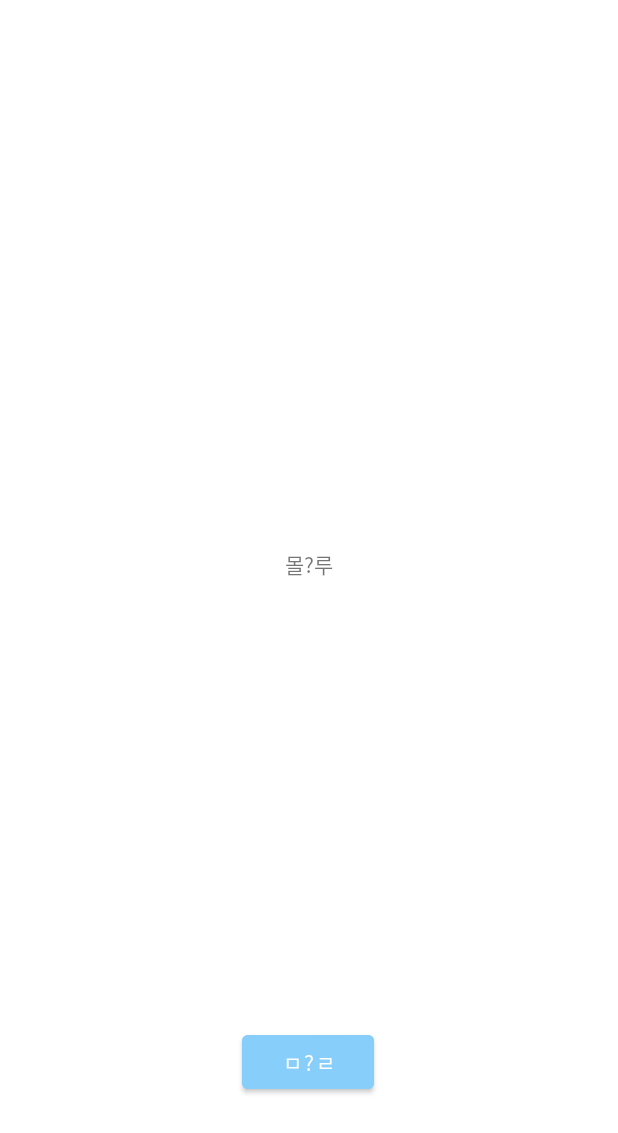
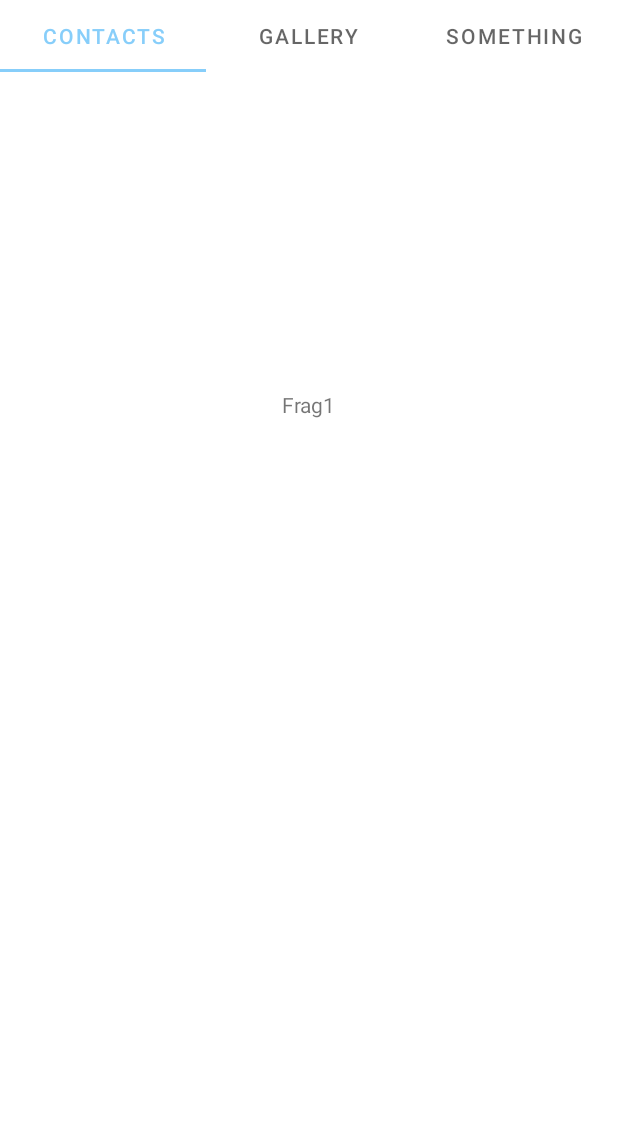
Before and after one commit to shyo21/CS496, an Android app: the screen it shows after launch (MainActivity), on a phone screen of 412 x 824 dp. Shown: the top 1133 px of the screen. Run offline under Robolectric (Android 15) with nearby library versions, the phone set to English and light mode, and no system bars.

Commit message:
feat : tab layout added \n 1. 뷰페이저를 이용한 기초적인 탭 레이아웃 도입  - 스와이프를 이용한 탭간 이동 지원  - 탭 메뉴 터치를 통한 탭간 이동 지원 \n 2. 기본 테마색 skyblue로 설정 \n 3. Fragment 1~3까지 추가  - 현재는 textview 기능만 존재

```diff
--- a/app/build.gradle
+++ b/app/build.gradle
@@ -32,6 +32,7 @@ dependencies {
     implementation 'androidx.appcompat:appcompat:1.4.0'
     implementation 'com.google.android.material:material:1.4.0'
     implementation 'androidx.constraintlayout:constraintlayout:2.1.2'
+    implementation 'androidx.legacy:legacy-support-v4:1.0.0'
     testImplementation 'junit:junit:4.+'
     androidTestImplementation 'androidx.test.ext:junit:1.1.3'
     androidTestImplementation 'androidx.test.espresso:espresso-core:3.4.0'
--- /dev/null
+++ b/app/src/main/java/com/example/proj1/Frag1.java
@@ -0,0 +1,64 @@
+package com.example.proj1;
+
+import android.os.Bundle;
+
+import androidx.fragment.app.Fragment;
+
+import android.view.LayoutInflater;
+import android.view.View;
+import android.view.ViewGroup;
+
+/**
+ * A simple {@link Fragment} subclass.
+ * Use the {@link Frag1#newInstance} factory method to
+ * create an instance of this fragment.
+ */
+public class Frag1 extends Fragment {
+
+    // TODO: Rename parameter arguments, choose names that match
+    // the fragment initialization parameters, e.g. ARG_ITEM_NUMBER
+    private static final String ARG_PARAM1 = "param1";
+    private static final String ARG_PARAM2 = "param2";
+
+    // TODO: Rename and change types of parameters
+    private String mParam1;
+    private String mParam2;
+
+    public Frag1() {
+        // Required empty public constructor
+    }
+
+    /**
+     * Use this factory method to create a new instance of
+     * this fragment using the provided parameters.
+     *
+     * @param param1 Parameter 1.
+     * @param param2 Parameter 2.
+     * @return A new instance of fragment Frag1.
+     */
+    // TODO: Rename and change types and number of parameters
+    public static Frag1 newInstance(String param1, String param2) {
+        Frag1 fragment = new Frag1();
+        Bundle args = new Bundle();
+        args.putString(ARG_PARAM1, param1);
+        args.putString(ARG_PARAM2, param2);
+        fragment.setArguments(args);
+        return fragment;
+    }
+
+    @Override
+    public void onCreate(Bundle savedInstanceState) {
+        super.onCreate(savedInstanceState);
+        if (getArguments() != null) {
+            mParam1 = getArguments().getString(ARG_PARAM1);
+            mParam2 = getArguments().getString(ARG_PARAM2);
+        }
+    }
+
+    @Override
+    public View onCreateView(LayoutInflater inflater, ViewGroup container,
+                             Bundle savedInstanceState) {
+        // Inflate the layout for this fragment
+        return inflater.inflate(R.layout.fragment_frag1, container, false);
+    }
+}
--- /dev/null
+++ b/app/src/main/java/com/example/proj1/Frag2.java
@@ -0,0 +1,64 @@
+package com.example.proj1;
+
+import android.os.Bundle;
+
+import androidx.fragment.app.Fragment;
+
+import android.view.LayoutInflater;
+import android.view.View;
+import android.view.ViewGroup;
+
+/**
+ * A simple {@link Fragment} subclass.
+ * Use the {@link Frag2#newInstance} factory method to
+ * create an instance of this fragment.
+ */
+public class Frag2 extends Fragment {
+
+    // TODO: Rename parameter arguments, choose names that match
+    // the fragment initialization parameters, e.g. ARG_ITEM_NUMBER
+    private static final String ARG_PARAM1 = "param1";
+    private static final String ARG_PARAM2 = "param2";
+
+    // TODO: Rename and change types of parameters
+    private String mParam1;
+    private String mParam2;
+
+    public Frag2() {
+        // Required empty public constructor
+    }
+
+    /**
+     * Use this factory method to create a new instance of
+     * this fragment using the provided parameters.
+     *
+     * @param param1 Parameter 1.
+     * @param param2 Parameter 2.
+     * @return A new instance of fragment Frag2.
+     */
+    // TODO: Rename and change types and number of parameters
+    public static Frag2 newInstance(String param1, String param2) {
+        Frag2 fragment = new Frag2();
+        Bundle args = new Bundle();
+        args.putString(ARG_PARAM1, param1);
+        args.putString(ARG_PARAM2, param2);
+        fragment.setArguments(args);
+        return fragment;
+    }
+
+    @Override
+    public void onCreate(Bundle savedInstanceState) {
+        super.onCreate(savedInstanceState);
+        if (getArguments() != null) {
+            mParam1 = getArguments().getString(ARG_PARAM1);
+            mParam2 = getArguments().getString(ARG_PARAM2);
+        }
+    }
+
+    @Override
+    public View onCreateView(LayoutInflater inflater, ViewGroup container,
+                             Bundle savedInstanceState) {
+        // Inflate the layout for this fragment
+        return inflater.inflate(R.layout.fragment_frag2, container, false);
+    }
+}
--- /dev/null
+++ b/app/src/main/java/com/example/proj1/Frag3.java
@@ -0,0 +1,64 @@
+package com.example.proj1;
+
+import android.os.Bundle;
+
+import androidx.fragment.app.Fragment;
+
+import android.view.LayoutInflater;
+import android.view.View;
+import android.view.ViewGroup;
+
+/**
+ * A simple {@link Fragment} subclass.
+ * Use the {@link Frag3#newInstance} factory method to
+ * create an instance of this fragment.
+ */
+public class Frag3 extends Fragment {
+
+    // TODO: Rename parameter arguments, choose names that match
+    // the fragment initialization parameters, e.g. ARG_ITEM_NUMBER
+    private static final String ARG_PARAM1 = "param1";
+    private static final String ARG_PARAM2 = "param2";
+
+    // TODO: Rename and change types of parameters
+    private String mParam1;
+    private String mParam2;
+
+    public Frag3() {
+        // Required empty public constructor
+    }
+
+    /**
+     * Use this factory method to create a new instance of
+     * this fragment using the provided parameters.
+     *
+     * @param param1 Parameter 1.
+     * @param param2 Parameter 2.
+     * @return A new instance of fragment Frag3.
+     */
+    // TODO: Rename and change types and number of parameters
+    public static Frag3 newInstance(String param1, String param2) {
+        Frag3 fragment = new Frag3();
+        Bundle args = new Bundle();
+        args.putString(ARG_PARAM1, param1);
+        args.putString(ARG_PARAM2, param2);
+        fragment.setArguments(args);
+        return fragment;
+    }
+
+    @Override
+    public void onCreate(Bundle savedInstanceState) {
+        super.onCreate(savedInstanceState);
+        if (getArguments() != null) {
+            mParam1 = getArguments().getString(ARG_PARAM1);
+            mParam2 = getArguments().getString(ARG_PARAM2);
+        }
+    }
+
+    @Override
+    public View onCreateView(LayoutInflater inflater, ViewGroup container,
+                             Bundle savedInstanceState) {
+        // Inflate the layout for this fragment
+        return inflater.inflate(R.layout.fragment_frag3, container, false);
+    }
+}
--- a/app/src/main/java/com/example/proj1/MainActivity.java
+++ b/app/src/main/java/com/example/proj1/MainActivity.java
@@ -2,9 +2,13 @@ package com.example.proj1;
 
 import android.os.Bundle;
 import android.view.View;
+import android.widget.TableLayout;
 import android.widget.Toast;
 
 import androidx.appcompat.app.AppCompatActivity;
+import androidx.viewpager.widget.ViewPager;
+
+import com.google.android.material.tabs.TabLayout;
 
 public class MainActivity extends AppCompatActivity {
 
@@ -12,10 +16,13 @@ public class MainActivity extends AppCompatActivity {
     protected void onCreate(Bundle savedInstanceState) {
         super.onCreate(savedInstanceState);
         setContentView(R.layout.activity_main);
-    }
 
-    public void onButton1Clicked(View v) {
-        Toast.makeText(this, "아?루", Toast.LENGTH_LONG).show();
+        ViewPager vp = findViewById(R.id.viewpager);
+        VPadapter ad = new VPadapter(getSupportFragmentManager());
+        vp.setAdapter(ad);
+
+        TabLayout tab = findViewById(R.id.tab);
+        tab.setupWithViewPager(vp);
     }
 
 }
--- /dev/null
+++ b/app/src/main/java/com/example/proj1/VPadapter.java
@@ -0,0 +1,43 @@
+package com.example.proj1;
+
+import androidx.annotation.NonNull;
+import androidx.annotation.Nullable;
+import androidx.fragment.app.Fragment;
+import androidx.fragment.app.FragmentManager;
+import androidx.fragment.app.FragmentPagerAdapter;
+
+import java.util.ArrayList;
+
+public class VPadapter extends FragmentPagerAdapter {
+    private ArrayList<Fragment> items;
+    private ArrayList<String> texts;
+    public VPadapter(@NonNull FragmentManager fm) {
+        super(fm);
+        items = new ArrayList<Fragment>();
+        items.add(new Frag1());
+        items.add(new Frag2());
+        items.add(new Frag3());
+
+        texts = new ArrayList<String>();
+        texts.add("Contacts");
+        texts.add("Gallery");
+        texts.add("Something");
+    }
+
+    @NonNull
+    @Override
+    public Fragment getItem(int position) {
+        return items.get(position);
+    }
+
+    @Override
+    public int getCount() {
+        return items.size();
+    }
+
+    @Nullable
+    @Override
+    public CharSequence getPageTitle(int position) {
+        return texts.get(position);
+    }
+}
--- a/app/src/main/res/layout/activity_main.xml
+++ b/app/src/main/res/layout/activity_main.xml
@@ -6,28 +6,39 @@
     android:layout_height="match_parent"
     tools:context=".MainActivity">
 
-    <TextView
-        android:id="@+id/textView2"
-        android:layout_width="wrap_content"
-        android:layout_height="wrap_content"
-        android:text="몰?루"
+    <com.google.android.material.tabs.TabLayout
+        android:id="@+id/tab"
+        android:layout_width="fill_parent"
+        android:layout_height="48dp"
+        android:layout_marginTop="0dp"
+        app:layout_constraintEnd_toEndOf="parent"
+        app:layout_constraintStart_toStartOf="parent"
+        app:layout_constraintTop_toTopOf="parent">
+
+        <com.google.android.material.tabs.TabItem
+            android:layout_width="wrap_content"
+            android:layout_height="wrap_content"
+            android:text="Contacts" />
+
+        <com.google.android.material.tabs.TabItem
+            android:layout_width="wrap_content"
+            android:layout_height="wrap_content"
+            android:text="Gallery" />
+
+        <com.google.android.material.tabs.TabItem
+            android:layout_width="wrap_content"
+            android:layout_height="wrap_content"
+            android:text="Something" />
+    </com.google.android.material.tabs.TabLayout>
+
+
+    <androidx.viewpager.widget.ViewPager
+        android:id="@+id/viewpager"
+        android:layout_width="match_parent"
+        android:layout_height="match_parent"
+        android:layout_marginTop="48dp"
         app:layout_constraintBottom_toBottomOf="parent"
         app:layout_constraintLeft_toLeftOf="parent"
-        app:layout_constraintRight_toRightOf="parent"
-        app:layout_constraintTop_toTopOf="parent"
-        app:layout_constraintVertical_bias="0.455" />
-
-    <Button
-        android:id="@+id/button"
-        android:layout_width="wrap_content"
-        android:layout_height="wrap_content"
-        android:layout_marginBottom="92dp"
-        android:backgroundTint="#87CEFA"
-        android:onClick="onButton1Clicked"
-        android:text="ㅁ?ㄹ"
-        app:layout_constraintBottom_toBottomOf="parent"
-        app:layout_constraintEnd_toEndOf="parent"
-        app:layout_constraintHorizontal_bias="0.498"
-        app:layout_constraintStart_toStartOf="parent" />
+        app:layout_constraintRight_toRightOf="parent" />
 
 </androidx.constraintlayout.widget.ConstraintLayout>
--- /dev/null
+++ b/app/src/main/res/layout/fragment_frag1.xml
@@ -0,0 +1,22 @@
+<?xml version="1.0" encoding="utf-8"?>
+<androidx.constraintlayout.widget.ConstraintLayout xmlns:android="http://schemas.android.com/apk/res/android"
+    xmlns:app="http://schemas.android.com/apk/res-auto"
+    xmlns:tools="http://schemas.android.com/tools"
+    android:layout_width="match_parent"
+    android:layout_height="match_parent"
+    android:layout_marginTop="0dp"
+    app:layout_constraintBottom_toBottomOf="parent"
+    app:layout_constraintLeft_toLeftOf="parent"
+    app:layout_constraintRight_toRightOf="parent"
+    tools:context=".Frag1">
+
+    <TextView
+        android:id="@+id/textView"
+        android:layout_width="wrap_content"
+        android:layout_height="wrap_content"
+        android:layout_marginTop="212dp"
+        android:text="Frag1"
+        app:layout_constraintEnd_toEndOf="parent"
+        app:layout_constraintStart_toStartOf="parent"
+        app:layout_constraintTop_toTopOf="parent" />
+</androidx.constraintlayout.widget.ConstraintLayout>
--- a/app/src/main/res/values/strings.xml
+++ b/app/src/main/res/values/strings.xml
@@ -1,3 +1,5 @@
 <resources>
     <string name="app_name">Proj1</string>
+    <!-- TODO: Remove or change this placeholder text -->
+    <string name="hello_blank_fragment">Hello blank fragment</string>
 </resources>
--- a/app/src/main/res/values/themes.xml
+++ b/app/src/main/res/values/themes.xml
@@ -10,7 +10,11 @@
         <item name="colorSecondaryVariant">@color/teal_700</item>
         <item name="colorOnSecondary">@color/black</item>
         <!-- Status bar color. -->
-        <item name="android:statusBarColor" tools:targetApi="l">?attr/colorPrimaryVariant</item>
+        <!--item name="android:statusBarColor" tools:targetApi="l">?attr/colorPrimaryVariant</item> -->
+        <item name="android:statusBarColor">@android:color/transparent</item>
+        <item name="android:windowLightStatusBar">true</item>
+        <item name="android:windowTranslucentStatus">false</item>
+        <item name="android:windowTranslucentNavigation">false</item>
         <!-- No Title Bar-->
         <item name="windowActionBar">false</item>
         <item name="windowNoTitle">true</item>
```
Also changed, not shown: app/src/main/res/layout/fragment_frag2.xml (added, +23 -0 lines), app/src/main/res/layout/fragment_frag3.xml (added, +23 -0 lines).
